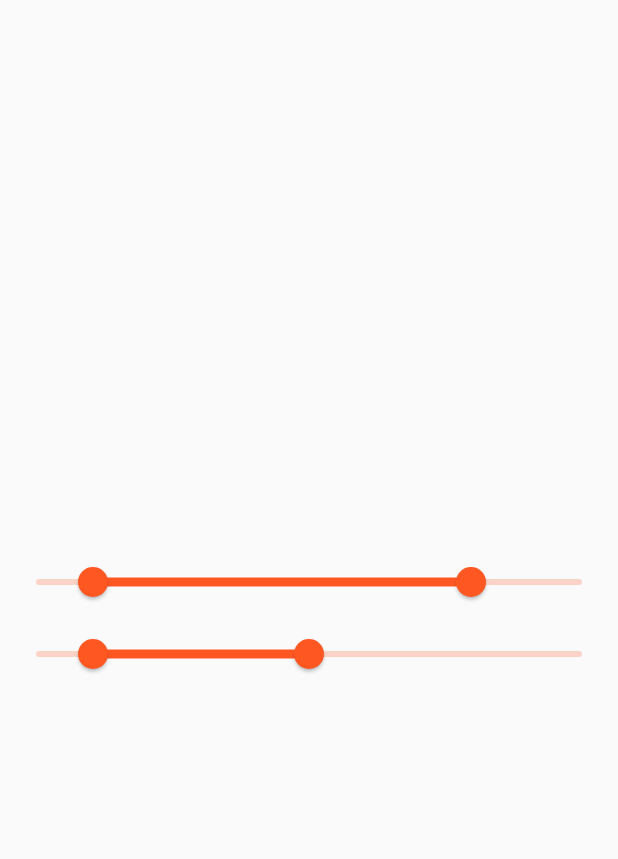
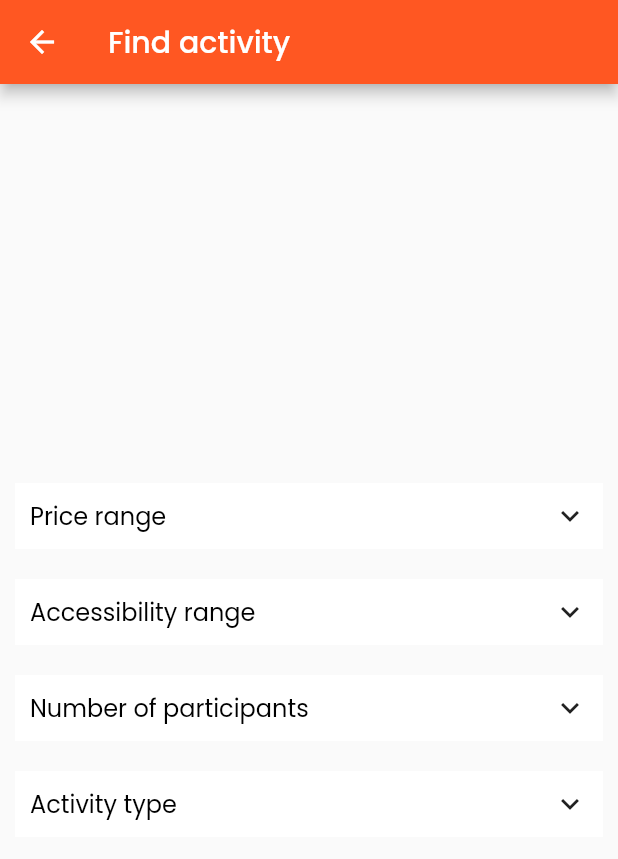
Before and after one commit to DorraY/BoringApp, a Flutter app: the ActivitySearch screen opened directly, on a phone screen of 412 x 824 dp. Shown: the top 859 px of the screen. Run offline on Flutter 3.47's test engine with Material 2 defaults, Android fonts, the phone set to English and light mode, and no system bars; drawn by our look-alikes of getwidget; our stand-ins replace bloc, dio, equatable, flutter_bloc, google_fonts; network calls fail.

Commit message:
add slider, accordion, dropdown menu for activity search

```diff
--- a/lib/activities/view/activity_search.dart
+++ b/lib/activities/view/activity_search.dart
@@ -1,4 +1,6 @@
 import 'package:flutter/material.dart';
+import 'package:getwidget/components/accordion/gf_accordion.dart';
+import 'package:google_fonts/google_fonts.dart';
 
 class ActivitySearch extends StatefulWidget {
   const ActivitySearch({Key? key}) : super(key: key);
@@ -12,29 +14,51 @@ class _ActivitySearchState extends State<ActivitySearch> {
   RangeValues _currentPriceSliderValue = const RangeValues(0.1, 0.8);
   RangeValues _currentAccessibilitySliderValue = const RangeValues(0.1, 0.5);
   List<String> priceLabels = ['Free', 'Cheap', 'Affordable', 'Expensive'];
-  List<String> accessibilityLabels = ['Completely accessible', 'Easily accessible', 'Somewhat accessible', 'Hardly accessible'];
+  List<String> accessibilityLabels = [
+    'Completely accessible',
+    'Easily accessible',
+    'Somewhat accessible',
+    'Hardly accessible'
+  ];
+  List<int> participantsLabels = List.generate(11, (index) => index);
+  double _participantsSliderValue = 2;
 
   double threshold1 = 0.0;
   double threshold2 = 0.4;
   double threshold3 = 0.7;
   int startIntervalPrice = 0;
-  int endIntervalPrice =1;
+  int endIntervalPrice = 1;
   int startIntervalAccessibility = 0;
-  int endIntervalAccessibility =1;
+  int endIntervalAccessibility = 1;
+  bool priceFilter = false;
+  bool accessibilityFilter = false;
+  bool numberOfParticipantsFilter = false;
+  bool activityTypeFilter = false;
+
   @override
   Widget build(BuildContext context) {
     return Scaffold(
+      appBar: AppBar(
+        title: const Text('Find activity'),
+      ),
       body: Form(
         key: _formKey,
         child: Column(
+          crossAxisAlignment: CrossAxisAlignment.start,
           mainAxisAlignment: MainAxisAlignment.center,
           children: <Widget>[
-            RangeSlider(
+            GFAccordion(
+              onToggleCollapsed: (value) {
+                priceFilter = value;
+              },
+              title: 'Price range',
+              contentChild: RangeSlider(
                 values: _currentPriceSliderValue,
                 min: 0.0,
                 max: 1.0,
                 divisions: 100,
-              labels: RangeLabels(priceLabels[startIntervalPrice], priceLabels[endIntervalPrice]),
+                labels: RangeLabels(priceLabels[startIntervalPrice],
+                    priceLabels[endIntervalPrice]),
                 onChanged: (RangeValues values) {
                   setState(() {
                     _currentPriceSliderValue = values;
@@ -55,12 +79,21 @@ class _ActivitySearchState extends State<ActivitySearch> {
                   });
                 },
               ),
-            RangeSlider(
+              //showAccordion: priceFilter,
+            ),
+            GFAccordion(
+              onToggleCollapsed: (value) {
+                accessibilityFilter = value;
+              },
+              title: 'Accessibility range',
+              contentChild: RangeSlider(
                 values: _currentAccessibilitySliderValue,
                 min: 0.0,
                 max: 1.0,
                 divisions: 100,
-              labels: RangeLabels(accessibilityLabels[startIntervalAccessibility], accessibilityLabels[endIntervalAccessibility]),
+                labels: RangeLabels(
+                    accessibilityLabels[startIntervalAccessibility],
+                    accessibilityLabels[endIntervalAccessibility]),
                 onChanged: (RangeValues values) {
                   setState(() {
                     _currentAccessibilitySliderValue = values;
@@ -81,10 +114,88 @@ class _ActivitySearchState extends State<ActivitySearch> {
                   });
                 },
               ),
-
+            ),
+            GFAccordion(
+              onToggleCollapsed: (value) {
+                numberOfParticipantsFilter = value;
+              },
+              title: 'Number of participants',
+              contentChild: Slider(
+                value: _participantsSliderValue,
+                min: 0,
+                max: 10,
+                divisions: 10,
+                label: _participantsSliderValue.round().toString(),
+                onChanged: (double value) {
+                  setState(() {
+                    _participantsSliderValue = value;
+                  });
+                },
+              ),
+            ),
+            GFAccordion(
+              onToggleCollapsed: (value) {
+                activityTypeFilter = value;
+              },
+              title: 'Activity type',
+              contentChild: const ActivityTypeDropDown(),
+            ),
           ],
         ),
       ),
     );
   }
 }
+
+class ActivityTypeDropDown extends StatefulWidget {
+  const ActivityTypeDropDown({super.key});
+
+  @override
+  State<ActivityTypeDropDown> createState() => _ActivityTypeDropDownState();
+}
+
+class _ActivityTypeDropDownState extends State<ActivityTypeDropDown> {
+  List<String> activityType = [
+    "education",
+    "recreational",
+    "social",
+    "diy",
+    "charity",
+    "cooking",
+    "relaxation",
+    "music",
+    "busywork"
+  ];
+  String selectedDropdownValue = "education";
+
+  List<DropdownMenuItem<String>> get dropdownItems {
+    return activityType
+        .map((String activityType) =>
+        DropdownMenuItem(value: activityType, child: SizedBox(
+            child: Text(activityType,style: TextStyle(overflow: TextOverflow.ellipsis,color:
+            Theme.of(context).primaryColor,),))))
+        .toList();
+  }
+
+
+  @override
+  Widget build(BuildContext context) {
+    return DropdownButtonFormField(
+      decoration: InputDecoration(
+          fillColor:
+          Colors.white,
+          filled: true,
+          border: OutlineInputBorder(
+              borderSide: BorderSide(color: Theme.of(context).primaryColor),
+              borderRadius: BorderRadius.circular(8))
+      ),
+      items: dropdownItems,
+      value: selectedDropdownValue,
+      onChanged: (String? newValue) {
+        setState(() {
+          selectedDropdownValue = newValue!;
+        });
+      },
+    );
+  }
+}
--- a/pubspec.yaml
+++ b/pubspec.yaml
@@ -18,6 +18,7 @@ dependencies:
   equatable: ^2.0.5
   flutter_pagewise: ^2.0.4
   url_launcher: ^6.1.10
+  getwidget: ^3.0.1
 
 dev_dependencies:
   flutter_test:
```
Also changed, not shown: pubspec.lock. Lines whose indentation alone changed are shown as unchanged.
